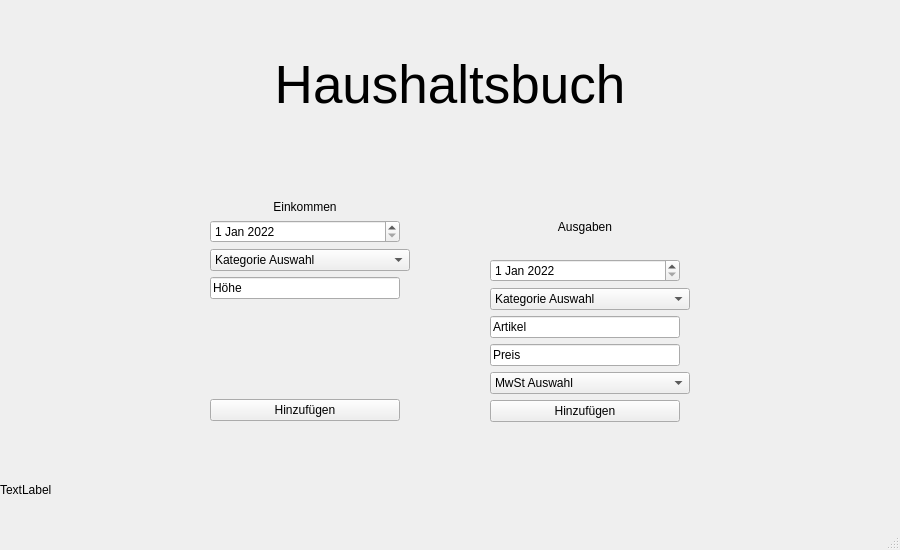
First picture: the form in Haushaltsbuch/form.ui, repository JuliusWeissleder/HaushaltsbuchIG21, before the edit.
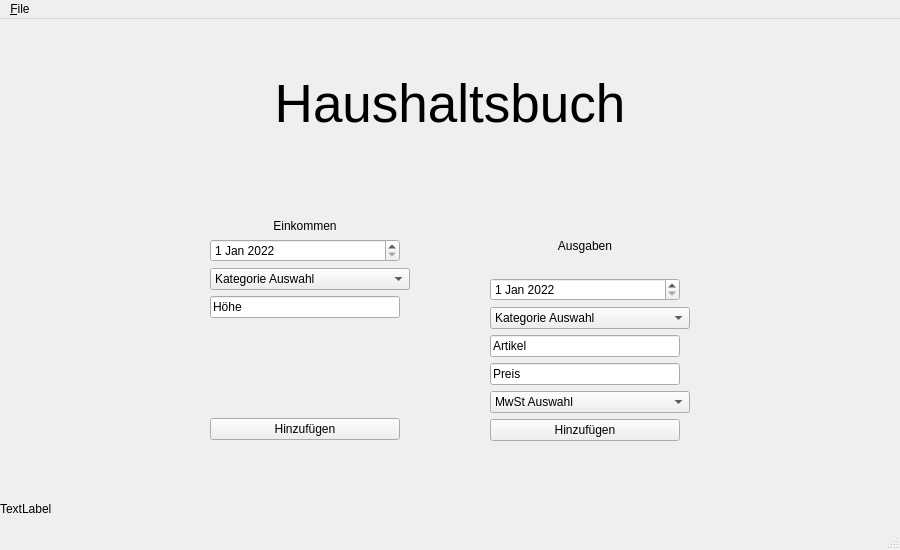
Second picture: the form after the edit.

Diff of the .ui file:
```diff
--- a/Haushaltsbuch/form.ui
+++ b/Haushaltsbuch/form.ui
@@ -72,7 +72,7 @@
      <set>Qt::AlignCenter</set>
     </property>
    </widget>
-   <widget class="QWidget" name="">
+   <widget class="QWidget" name="layoutWidget">
     <property name="geometry">
      <rect>
       <x>210</x>
@@ -258,7 +258,7 @@
      </item>
     </layout>
    </widget>
-   <widget class="QWidget" name="">
+   <widget class="QWidget" name="layoutWidget2">
     <property name="geometry">
      <rect>
       <x>490</x>
@@ -492,6 +492,15 @@
      <height>24</height>
     </rect>
    </property>
+   <widget class="QMenu" name="menu_File">
+    <property name="title">
+     <string>&amp;File</string>
+    </property>
+    <addaction name="action_new"/>
+    <addaction name="actionOpen"/>
+    <addaction name="actionSave"/>
+   </widget>
+   <addaction name="menu_File"/>
   </widget>
   <widget class="QStatusBar" name="statusbar"/>
  </widget>
```
Left out of the diff: 15 changed lines with no effect on the pictures.
